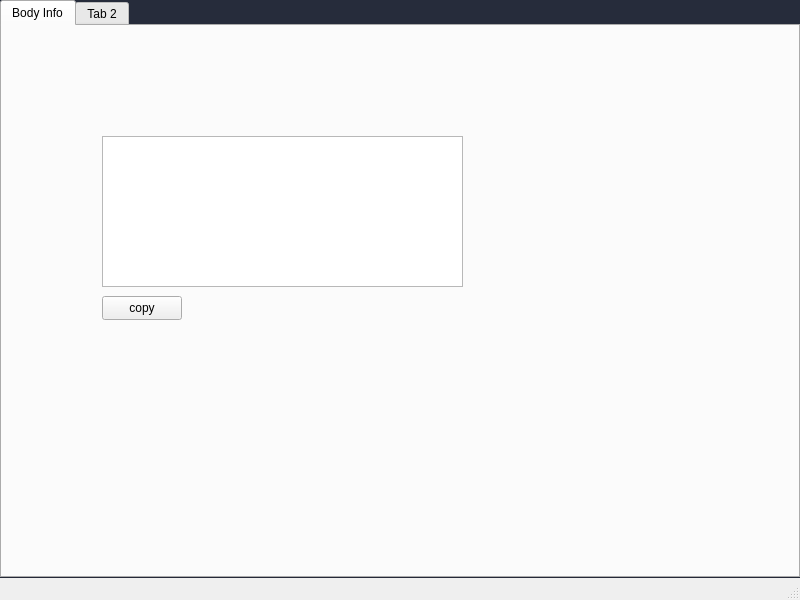
QuakeIV/pax-interitus, file celestialwindow.ui: the form before one commit.
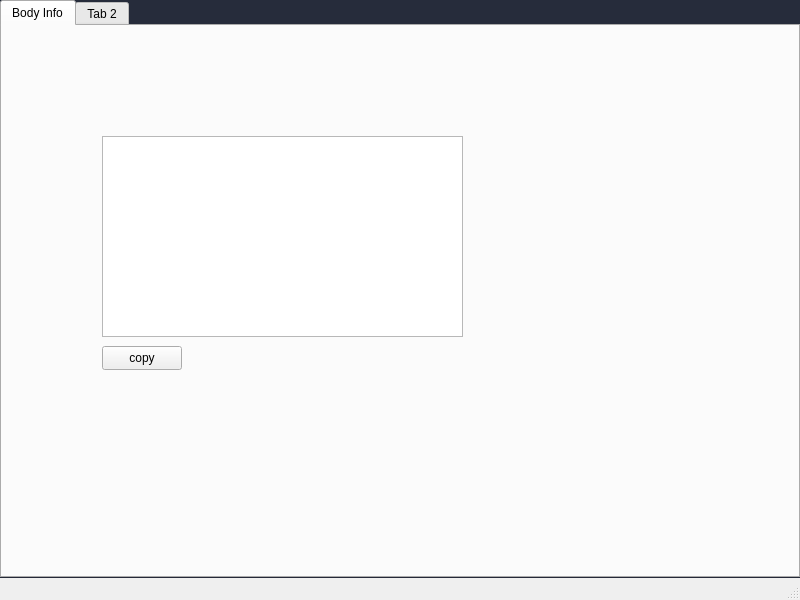
The form after the commit.

Patch:
```diff
--- a/celestialwindow.ui
+++ b/celestialwindow.ui
@@ -56,7 +56,7 @@
           <x>100</x>
           <y>110</y>
           <width>361</width>
-          <height>151</height>
+          <height>201</height>
          </rect>
         </property>
         <property name="readOnly">
@@ -67,7 +67,7 @@
         <property name="geometry">
          <rect>
           <x>100</x>
-          <y>270</y>
+          <y>320</y>
           <width>80</width>
           <height>24</height>
          </rect>
```
